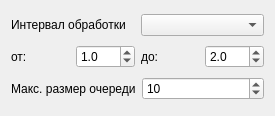
Old version of the form src/reception.ui in the repository LoaDeadd81/BMSTU-VKR.
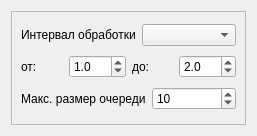
New version of the form.

```diff
--- a/src/reception.ui
+++ b/src/reception.ui
@@ -6,13 +6,25 @@
    <rect>
     <x>0</x>
     <y>0</y>
-    <width>275</width>
-    <height>116</height>
+    <width>257</width>
+    <height>136</height>
    </rect>
   </property>
   <property name="windowTitle">
    <string>Form</string>
   </property>
+  <layout class="QVBoxLayout" name="verticalLayout_2">
+   <item>
+    <widget class="QFrame" name="frame">
+     <property name="frameShape">
+      <enum>QFrame::StyledPanel</enum>
+     </property>
+     <property name="frameShadow">
+      <enum>QFrame::Raised</enum>
+     </property>
+     <property name="lineWidth">
+      <number>2</number>
+     </property>
   <layout class="QVBoxLayout" name="verticalLayout">
    <item>
     <layout class="QHBoxLayout" name="horizontalLayout_3">
@@ -80,12 +92,18 @@
        <property name="minimum">
         <number>1</number>
        </property>
+          <property name="maximum">
+           <number>999</number>
+          </property>
        <property name="value">
         <number>10</number>
        </property>
       </widget>
      </item>
     </layout>
+      </item>
+     </layout>
+    </widget>
    </item>
   </layout>
  </widget>
```
Lines whose indentation alone changed are shown as unchanged.
